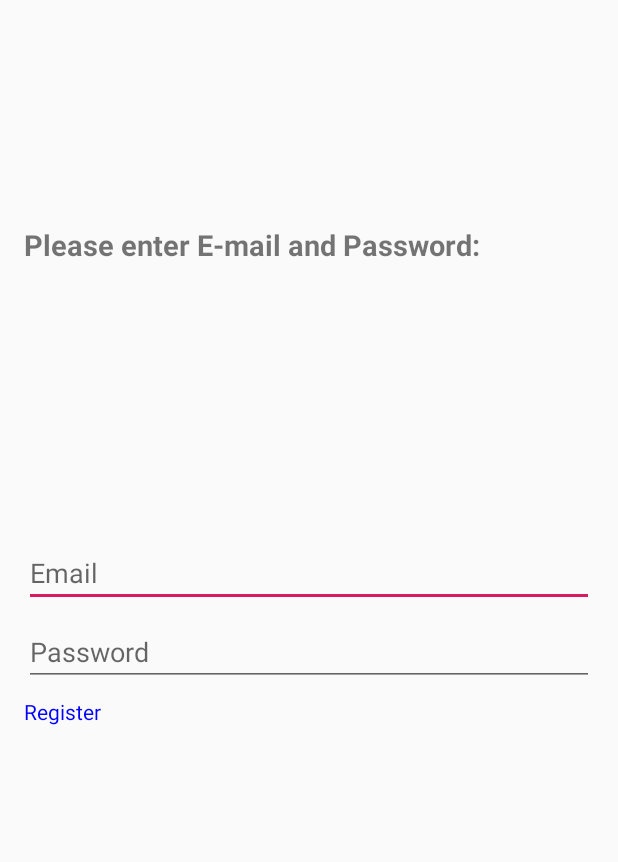
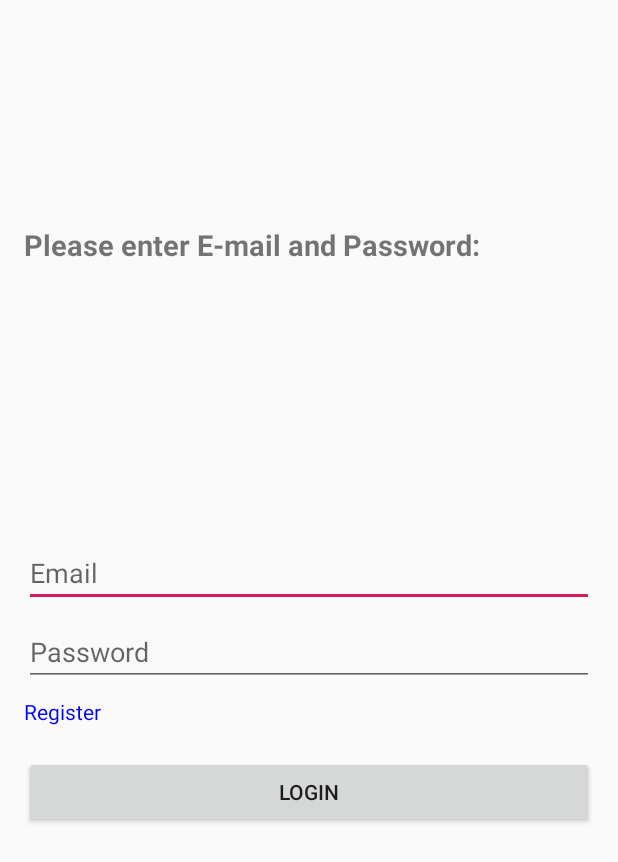
Before and after one commit to drewdawg8/BarbershopQuartet, an Android app: the ActivityBarberLogin screen opened directly, with no data from a screen before it, on a phone screen of 412 x 824 dp. Shown: the top 862 px of the screen. Run offline under Robolectric (Android 15) with nearby library versions, the phone set to English and light mode, and no system bars.

Commit message:
Added Login Botton

```diff
--- a/app/src/main/res/layout/activity_barber_login.xml
+++ b/app/src/main/res/layout/activity_barber_login.xml
@@ -30,9 +30,17 @@
             android:layout_marginBottom="@dimen/edit_text_bottom_margin"/>
     </LinearLayout>
     <TextView
+        android:id="@+id/tv_register"
         android:layout_width="wrap_content"
         android:layout_height="wrap_content"
         android:layout_below="@+id/ll_capture_logins"
         android:text="Register"
         android:textColor="#0000ff"/>
+    <Button
+        android:layout_marginTop="20dp"
+        android:text="LogIn"
+        android:id="@+id/btn_login"
+        android:layout_below="@+id/tv_register"
+        android:layout_width="match_parent"
+        android:layout_height="wrap_content" />
 </RelativeLayout>
```
